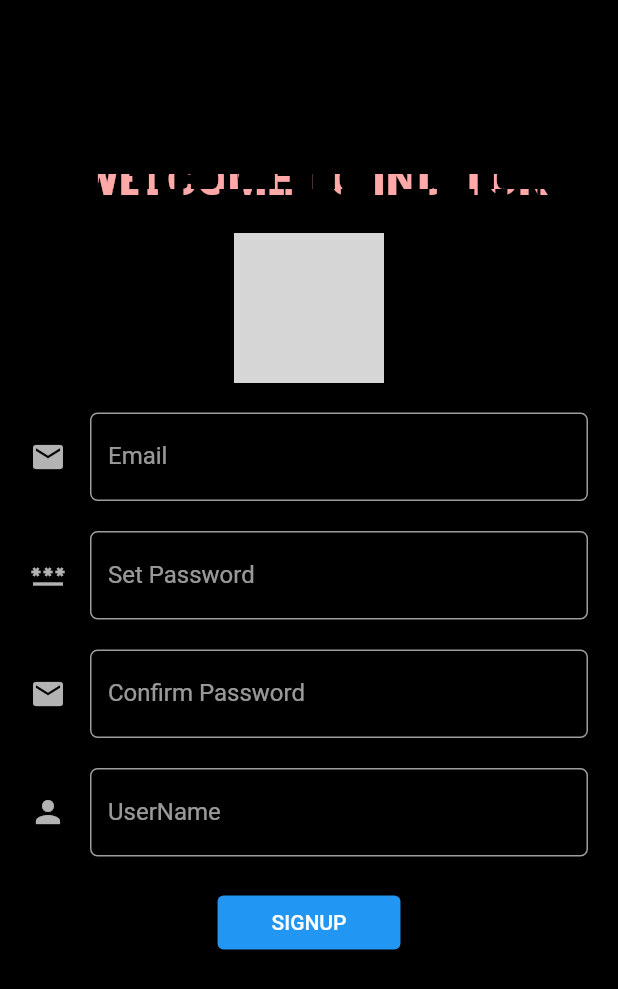
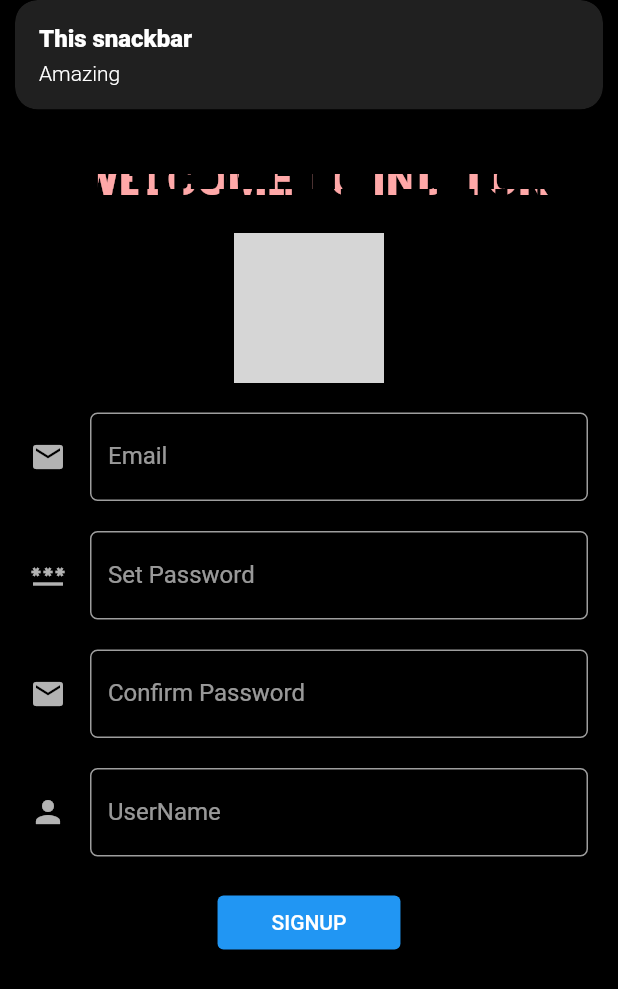
Before and after one commit to ArpitSahu01/IndiTok, a Flutter app: the screen it shows after launch, after a tap on "SIGNUP", on a phone screen of 412 x 824 dp. Shown: the top 989 px of the screen. Run offline on Flutter 3.47's test engine with Material 2 defaults, Android fonts, the light colour scheme and no system bars; our stand-ins replace cloud_firestore, firebase_auth, firebase_core, firebase_storage, get, image_picker; accounts and stored records are empty; network calls fail; grey boxes are pictures that could not be loaded.

Commit message:
snackbar error

```diff
--- a/lib/controller/auth_controller.dart
+++ b/lib/controller/auth_controller.dart
@@ -1,21 +1,39 @@
 import 'dart:io';
+import 'package:cloud_firestore/cloud_firestore.dart';
 import 'package:firebase_auth/firebase_auth.dart';
 import 'package:firebase_storage/firebase_storage.dart';
 import 'package:get/get.dart';
+import 'package:image_picker/image_picker.dart';
+import 'package:inditok/modals/user.dart';
 
 class AuthController extends GetxController{
 
   // User Register
+  static AuthController instance = Get.find();
+  File? picimg;
+  pickImage() async{
+    final image = await ImagePicker().pickImage(source: ImageSource.gallery);
+    if(image == null) return;
+    final img = File(image.path);
+    picimg = img;
+  }
 
   SignUp(String username,String email,String password,File? image) async{
+    print('runTryBlock');
     try{
       if(username.isNotEmpty && email.isNotEmpty && password.isNotEmpty && image != null){
+        print("Is this is null: $image");
         UserCredential credential = await FirebaseAuth.instance.createUserWithEmailAndPassword(email: email, password: password);
-        _uploadProPic(image);
+        String downloadUrl = await _uploadProPic(image);
+        myUser user = myUser(username: username, email: email, profilePhoto: downloadUrl, uid: credential.user!.uid);
+        await FirebaseFirestore.instance.collection("users").doc(credential.user!.uid).set(user.toJson());
+      }else{
+        print('else block is working');
+        Get.snackbar('This snackbar', 'Amazing');
       }
     }catch(e){
       print(e);
-      Get.snackbar("Error Occurred", e.toString());
+      Get.snackbar('This snackbar', 'Amazing');
     }
   }
 
--- /dev/null
+++ b/lib/modals/user.dart
@@ -0,0 +1,34 @@
+import 'package:cloud_firestore/cloud_firestore.dart';
+
+class myUser {
+  String username;
+  String email;
+  String profilePhoto;
+  String uid;
+
+  myUser({
+    required this.username,
+    required this.email,
+    required this.profilePhoto,
+    required this.uid,
+  });
+
+  // App - Firebase(Map)
+  Map<String, dynamic> toJson() => {
+        'name': username,
+        'email': email,
+        'profilePic': profilePhoto,
+        'uid': uid,
+      };
+
+
+  // Firebase(Map) - App(User)
+  static myUser fromSnap(DocumentSnapshot snap) {
+    var snapshot = snap.data() as Map<String, dynamic>;
+    return myUser(
+        username: snapshot['name'],
+        email: snapshot['email'],
+        profilePhoto: snapshot['profilePic'],
+        uid: snapshot['uid']);
+  }
+}
--- a/lib/view/screens/auth/signup_screen.dart
+++ b/lib/view/screens/auth/signup_screen.dart
@@ -1,4 +1,5 @@
 import 'package:flutter/material.dart';
+import 'package:inditok/controller/auth_controller.dart';
 import 'package:inditok/view/widgets/glith.dart';
 import 'package:inditok/view/widgets/text_input.dart';
 
@@ -28,7 +29,11 @@ class SignupScreen extends StatelessWidget {
               const SizedBox(
                 height: 20,
               ),
-              Stack(
+              InkWell(
+                onTap: (){
+                  AuthController.instance.pickImage();
+                },
+                child: Stack(
                   children: [
                     CircleAvatar(
                       backgroundImage: NetworkImage("https://media.istockphoto.com/id/1016744004/vector/profile-placeholder-image-gray-silhouette-no-photo.jpg?s=612x612&w=0&k=20&c=mB6A9idhtEtsFXphs1WVwW_iPBt37S2kJp6VpPhFeoA="),
@@ -49,6 +54,7 @@ class SignupScreen extends StatelessWidget {
                     )
                   ],
                 ),
+              ),
               const SizedBox(
                 height: 20,
               ),
@@ -66,7 +72,10 @@ class SignupScreen extends StatelessWidget {
                   child: TextInput(
                       controller: _setPasswordController,
                       myIcon: Icons.password,
-                      myLabelText: "Set Password")),
+                      myLabelText: "Set Password",
+                      toHide: true,
+                  )
+              ),
               const SizedBox(
                 height: 20,
               ),
@@ -75,7 +84,9 @@ class SignupScreen extends StatelessWidget {
                   child: TextInput(
                       controller: _confirmPasswordController,
                       myIcon: Icons.email,
-                      myLabelText: "Confirm Password")),
+                      myLabelText: "Confirm Password",
+                      toHide: true,
+                  )),
               const SizedBox(
                 height: 20,
               ),
@@ -89,7 +100,9 @@ class SignupScreen extends StatelessWidget {
                 height: 20,
               ),
               ElevatedButton(
-                  onPressed: () {},
+                  onPressed: () {
+                    AuthController.instance.SignUp(_userController.text, _emailController.text, _setPasswordController.text, AuthController.instance.picimg);
+                  },
                   child: const Padding(
                     padding: EdgeInsets.symmetric(horizontal: 20, vertical: 5),
                     child: Text(
--- a/pubspec.yaml
+++ b/pubspec.yaml
@@ -36,7 +36,7 @@ dependencies:
   firebase_core: ^2.7.0
   firebase_storage: ^11.0.14
   cloud_firestore: ^4.4.3
-
+  image_picker: ^0.8.6+3
 
   # The following adds the Cupertino Icons font to your application.
   # Use with the CupertinoIcons class for iOS style icons.
```
Also changed, not shown: pubspec.lock, 1 other file. Lines whose indentation alone changed are shown as unchanged.
